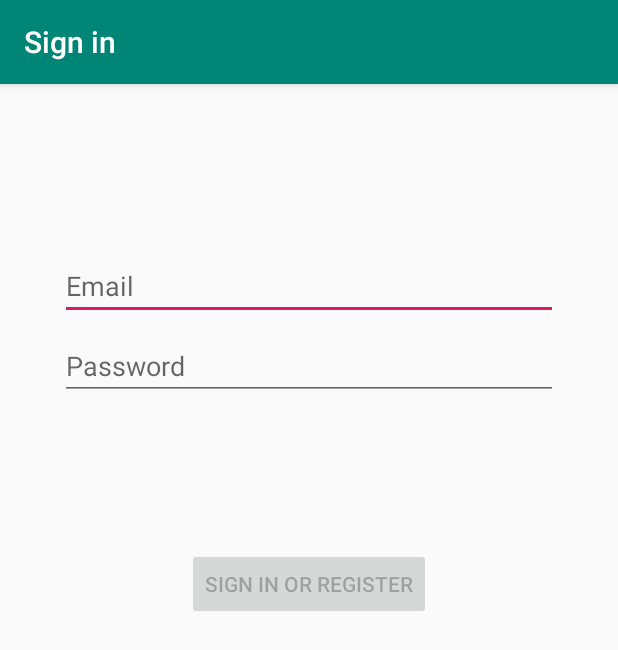
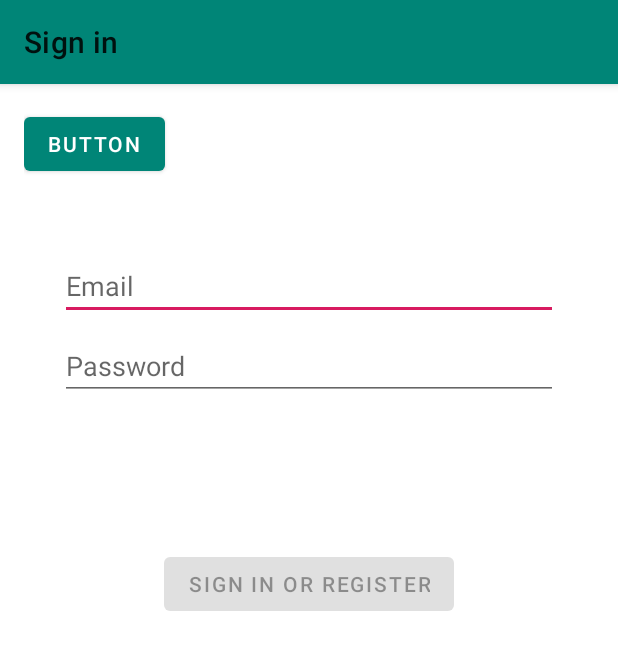
Before and after one commit to stevinho29/Quizzy-android-app, an Android app: the LoginActivity screen opened directly, with no data from a screen before it, on a phone screen of 412 x 824 dp. Shown: the top 650 px of the screen. Run offline under Robolectric (Android 15) with nearby library versions, the phone set to English and light mode, and no system bars.

Commit message:
Material implement

```diff
--- a/quizzy/app/src/main/res/layout/activity_login.xml
+++ b/quizzy/app/src/main/res/layout/activity_login.xml
@@ -75,4 +75,12 @@
         app:layout_constraintStart_toStartOf="@+id/password"
         app:layout_constraintTop_toTopOf="parent"
         app:layout_constraintVertical_bias="0.3" />
+
+    <Button
+        android:id="@+id/button"
+        android:layout_width="wrap_content"
+        android:layout_height="wrap_content"
+        android:text="Button"
+        tools:layout_editor_absoluteX="117dp"
+        tools:layout_editor_absoluteY="461dp" />
 </androidx.constraintlayout.widget.ConstraintLayout>
--- /dev/null
+++ b/quizzy/app/src/main/res/layout/toolbar.xml
@@ -0,0 +1,6 @@
+<?xml version="1.0" encoding="utf-8"?>
+<com.google.android.material.appbar.MaterialToolbar
+    xmlns:android="http://schemas.android.com/apk/res/android" android:layout_width="match_parent"
+    android:layout_height="match_parent">
+
+</com.google.android.material.appbar.MaterialToolbar>
--- a/quizzy/app/src/main/res/values/styles.xml
+++ b/quizzy/app/src/main/res/values/styles.xml
@@ -1,7 +1,7 @@
 <resources>
 
     <!-- Base application theme. -->
-    <style name="AppTheme" parent="Theme.AppCompat.Light.DarkActionBar">
+    <style name="AppTheme" parent="Theme.MaterialComponents.Light">
         <!-- Customize your theme here. -->
         <item name="colorPrimary">@color/colorPrimary</item>
         <item name="colorPrimaryDark">@color/colorPrimaryDark</item>
```
Also changed, not shown: quizzy/app/src/main/res/layout/test.xml (added, +17 -0 lines), quizzy/app/src/main/res/drawable/bullesh.png (renamed from quizzy/app/src/main/res/drawable/BullesH.png).
